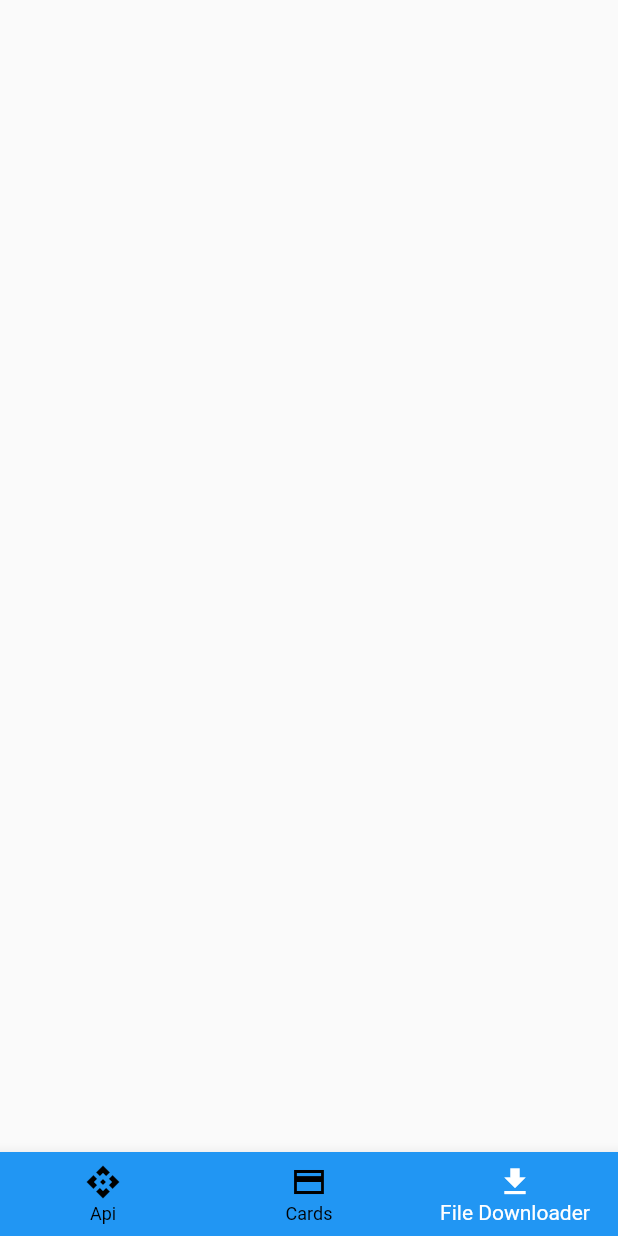
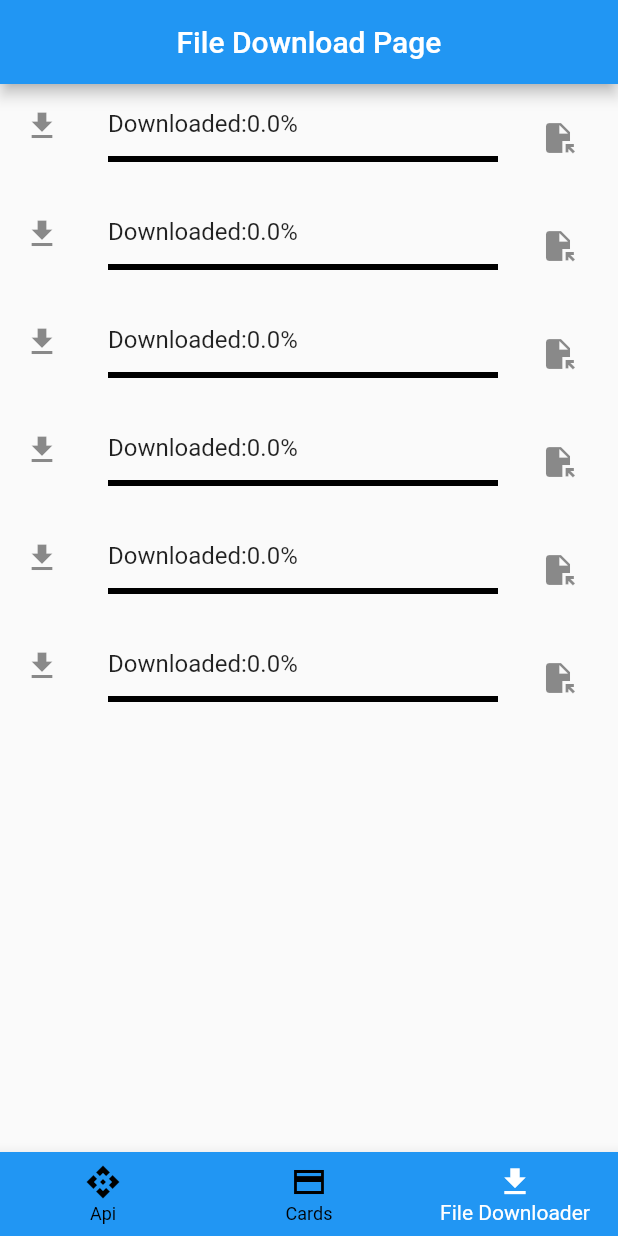
Before and after one commit to IbrohimToxtasinov/smart_group, a Flutter app: the screen it shows after launch, item 3 of the bottom bar chosen, on a phone screen of 412 x 824 dp. Run offline on Flutter 3.47's test engine with Material 2 defaults, Android fonts, the phone set to English and light mode, and no system bars; our stand-ins replace bloc, cloud_firestore, dio, easy_localization, equatable, firebase_core and 4 more; missing offline and left inert: pattern_formatter; accounts and stored records are empty; network calls fail.

Commit message:
some changes

```diff
--- a/lib/app/app.dart
+++ b/lib/app/app.dart
@@ -4,9 +4,9 @@ import 'package:flutter_bloc/flutter_bloc.dart';
 import 'package:smart_group/data/repositories/card_repository.dart';
 import 'package:smart_group/state_managers/bloc/card_bloc/add_card/add_review_bloc.dart';
 import 'package:smart_group/state_managers/bloc/card_bloc/single_state_bloc.dart';
+import 'package:smart_group/state_managers/cubit/download_cubit/file_download-cubit.dart';
 import 'package:smart_group/state_managers/cubit/get_cards/get_cards_cubit.dart';
 import 'package:smart_group/view/screens/tab_box/tab_box/tab_box.dart';
-
 
 class App extends StatelessWidget {
   const App({Key? key}) : super(key: key);
@@ -37,6 +37,9 @@ class App extends StatelessWidget {
                 context.read<CardRepository>(),
               ),
             ),
+            BlocProvider(
+              create: (context) => FileDownloadCubit(),
+            ),
           ],
           child: MyApp(),
         ));
--- /dev/null
+++ b/lib/data/models/file_info/file_info.dart
@@ -0,0 +1,28 @@
+import 'package:equatable/equatable.dart';
+
+class FileInfo extends Equatable {
+    FileInfo(
+      {required this.fileName, required this.fileUrl, required this.progress});
+  final String fileName;
+  final String fileUrl;
+  final double progress;
+
+  FileInfo copyWith({
+    String? fileName,
+    String? fileUrl,
+    double? progress,
+  }) =>
+      FileInfo(
+        fileName: fileName ?? this.fileName,
+        fileUrl: fileUrl ?? this.fileUrl,
+        progress: progress ?? this.progress,
+      );
+
+  @override
+  List<Object?> get props => [
+        fileName,
+        fileUrl,
+        progress,
+      ];
+
+}
--- a/lib/data/repositories/card_repository.dart
+++ b/lib/data/repositories/card_repository.dart
@@ -13,7 +13,7 @@ class CardRepository {
       DocumentReference newReview =
           await _firestore.collection("cards").add(cardModel.toJson());
       await _firestore.collection("cards").doc(newReview.id).update({
-        "user_id": newReview.id,
+        "cardId": newReview.id,
       });
       MyUtils.getMyToast(message: "New card successfully added!");
       return newReview.id.isNotEmpty;
--- a/lib/state_managers/bloc/card_bloc/single_state_bloc.dart
+++ b/lib/state_managers/bloc/card_bloc/single_state_bloc.dart
@@ -8,36 +8,36 @@ part 'single_state_event.dart';
 
 part 'single_state_state.dart';
 
-class AUDStateBloc extends Bloc<ContactsEvent, ContactsState> {
+class AUDStateBloc extends Bloc<ContactsEvent, CardState> {
   AUDStateBloc({required this.cardRepository})
-      : super(ContactsState(
-            status: ContactSate.pure, statusText: "")) {
-    on<AddContact>(_addContact);
-    on<UpdateContact>(_updateContact);
-    // on<DeleteContact>(_deleteContact);
+      : super(CardState(
+            status: CardsStete.pure, statusText: "")) {
+    on<AddContact>(_addCArd);
+    on<UpdateContact>(_updateCard);
+    on<DeleteContact>(_deleteCard);
   }
 
   CardRepository cardRepository;
 
-  _addContact(AddContact event, Emitter<ContactsState> emit) async {
-    emit(state.copyWith(status: ContactSate.loading));
+  _addCArd(AddContact event, Emitter<CardState> emit) async {
+    emit(state.copyWith(status: CardsStete.loading));
     var newContact = cardRepository.addCard(cardModel: event.contact);
     if (newContact != null) {
-      emit(state.copyWith(status: ContactSate.contactAdded));
+      emit(state.copyWith(status: CardsStete.contactAdded));
     }
   }
 
-  _updateContact(UpdateContact event, Emitter<ContactsState> emit) async {
-    emit(state.copyWith(status: ContactSate.loading));
+  _updateCard(UpdateContact event, Emitter<CardState> emit) async {
+    emit(state.copyWith(status: CardsStete.loading));
     cardRepository.updateCard(cardModel: event.userModel);
-    emit(state.copyWith(status: ContactSate.contactUpdate));
+    emit(state.copyWith(status: CardsStete.contactUpdate));
   }
 
-  _deleteContact(DeleteContact event, Emitter<ContactsState> emit) async {
-    emit(state.copyWith(status: ContactSate.loading));
+  _deleteCard(DeleteContact event, Emitter<CardState> emit) async {
+    emit(state.copyWith(status: CardsStete.loading));
     var deleteId = cardRepository.deleteCard(doId: event.contactId);
     if (deleteId != "") {
-      emit(state.copyWith(status: ContactSate.contactDelete));
+      emit(state.copyWith(status: CardsStete.contactDelete));
     }
   }
 }
--- a/lib/state_managers/bloc/card_bloc/single_state_state.dart
+++ b/lib/state_managers/bloc/card_bloc/single_state_state.dart
@@ -1,21 +1,21 @@
 part of 'single_state_bloc.dart';
 
-class ContactsState extends Equatable {
+class CardState extends Equatable {
 
-  final ContactSate status;
+  final CardsStete status;
   final String statusText;
 
-  ContactsState({
+  CardState({
     required this.status,
     required this.statusText
   });
 
 
-  ContactsState copyWith({
-    ContactSate? status,
+  CardState copyWith({
+    CardsStete? status,
     String? statusText,
     CardModel? cardModel  }) =>
-      ContactsState(
+      CardState(
         status: status ?? this.status,
         statusText: statusText ?? this.statusText,
 
@@ -28,7 +28,7 @@ class ContactsState extends Equatable {
   ];
 }
 
-enum ContactSate{
+enum CardsStete{
   loading,
   pure,
   contactAdded,
--- /dev/null
+++ b/lib/state_managers/cubit/download_cubit/file_download_state.dart
@@ -0,0 +1,19 @@
+import 'package:equatable/equatable.dart';
+
+class FileDownloadState extends Equatable {
+  FileDownloadState({required this.progress, required this.newFileLocation});
+
+  final double progress;
+  final String newFileLocation;
+
+  FileDownloadState copyWith({
+    double? progress,
+    String? newFileLocation,
+  }) =>
+      FileDownloadState(
+          progress: progress ?? this.progress,
+          newFileLocation: newFileLocation ?? this.newFileLocation);
+
+  @override
+  List<Object?> get props => [progress, newFileLocation];
+}
--- /dev/null
+++ b/lib/view/screens/tab_box/file_download_screen/file_download_page.dart
@@ -0,0 +1,58 @@
+import 'package:flutter/material.dart';
+import 'package:smart_group/data/models/file_info/file_info.dart';
+import 'package:smart_group/view/widgets/single_file_download.dart';
+
+class FileDownloadScreen extends StatefulWidget {
+  const FileDownloadScreen({super.key});
+
+  @override
+  State<FileDownloadScreen> createState() => _FileDownloadScreenState();
+}
+
+class _FileDownloadScreenState extends State<FileDownloadScreen> {
+  List<FileInfo> fileData = [
+    FileInfo(
+        fileName: "Flutter",
+        fileUrl: "https://www.tutorialspoint.com/flutter/flutter_tutorial.pdf",
+        progress: 0.0),
+    FileInfo(
+        fileName: "FlutterImg",
+        fileUrl:
+        "https://docs.flutter.dev/assets/images/flutter-logo-sharing.png",
+        progress: 0.0),
+    FileInfo(
+        fileName: "Flutter",
+        fileUrl: "https://www.tutorialspoint.com/flutter/flutter_tutorial.pdf",
+        progress: 0.0),
+    FileInfo(
+        fileName: "FlutterImg",
+        fileUrl:
+        "https://docs.flutter.dev/assets/images/flutter-logo-sharing.png",
+        progress: 0.0),
+    FileInfo(
+        fileName: "Flutter",
+        fileUrl: "https://www.tutorialspoint.com/flutter/flutter_tutorial.pdf",
+        progress: 0.0),
+    FileInfo(
+        fileName: "FlutterImg",
+        fileUrl:
+        "https://docs.flutter.dev/assets/images/flutter-logo-sharing.png",
+        progress: 0.0),
+  ];
+
+  @override
+  Widget build(BuildContext context) {
+    return Scaffold(
+      appBar: AppBar(
+        title: const Text("File Download Page"),
+        centerTitle: true,
+      ),
+      body: ListView(
+        children: List.generate(fileData.length, (index) {
+          var singleFile = fileData[index];
+          return SingleFileDownload(fileInfo: singleFile);
+        }),
+      ),
+    );
+  }
+}
--- a/lib/view/screens/tab_box/tab_box/tab_box.dart
+++ b/lib/view/screens/tab_box/tab_box/tab_box.dart
@@ -1,6 +1,7 @@
 import 'package:flutter/material.dart';
 import 'package:smart_group/view/screens/tab_box/cards_screen/cards_screen.dart';
 import 'package:smart_group/view/screens/tab_box/countries_Screen/countries_screen.dart';
+import 'package:smart_group/view/screens/tab_box/file_download_screen/file_download_page.dart';
 
 class MainPage extends StatefulWidget {
   const MainPage({Key? key}) : super(key: key);
@@ -18,7 +19,7 @@ class _MainPageState extends State<MainPage> {
     List pages = [
       CountriesScreen(),
       AllCardsScreen(),
-      Container(),
+      FileDownloadScreen(),
     ];
     return Scaffold(
         body: pages[currentPage],
--- /dev/null
+++ b/lib/view/widgets/single_file_download.dart
@@ -0,0 +1,40 @@
+import 'package:flutter/material.dart';
+import 'package:flutter_bloc/flutter_bloc.dart';
+import 'package:smart_group/data/models/file_info/file_info.dart';
+import 'package:smart_group/state_managers/cubit/download_cubit/file_download-cubit.dart';
+import 'package:smart_group/state_managers/cubit/download_cubit/file_download_state.dart';
+
+class SingleFileDownload extends StatelessWidget {
+  SingleFileDownload({super.key, required this.fileInfo});
+  final FileInfo fileInfo;
+  FileDownloadCubit fileDownloadCubit = FileDownloadCubit();
+  @override
+  Widget build(BuildContext context) {
+    return BlocProvider.value(
+      value: fileDownloadCubit,
+      child: BlocBuilder<FileDownloadCubit, FileDownloadState>(
+        builder: (context, state) {
+          return ListTile(
+            leading: state.newFileLocation.isEmpty
+                ? const Icon(Icons.download)
+                : const Icon(Icons.download_done),
+            title: Text("Downloaded:${state.progress * 100}%"),
+            subtitle: LinearProgressIndicator(
+              value: state.progress,
+              backgroundColor: Colors.black,
+            ),
+            onTap: () {
+              context
+                  .read<FileDownloadCubit>()
+                  .downloadFileIfExists(fileInfo: fileInfo);
+            },
+            trailing: IconButton(
+              onPressed: () {},
+              icon: const Icon(Icons.file_open),
+            ),
+          );
+        },
+      ),
+    );
+  }
+}
```
Also changed, not shown: lib/state_managers/cubit/download_cubit/file_download-cubit.dart (added, +92 -0 lines), lib/view/screens/add_card_screen/add_card_screen.dart (+7 -7 lines), lib/view/screens/update_card_screen/update_card_screen.dart (+4 -4 lines), pubspec.lock.
